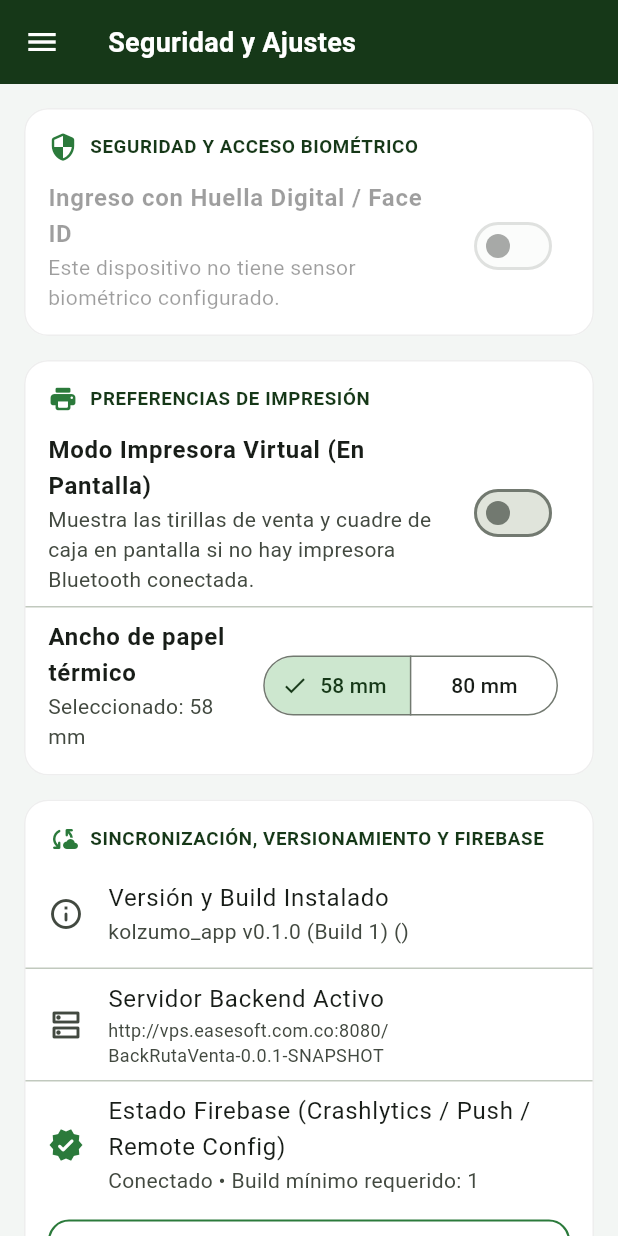
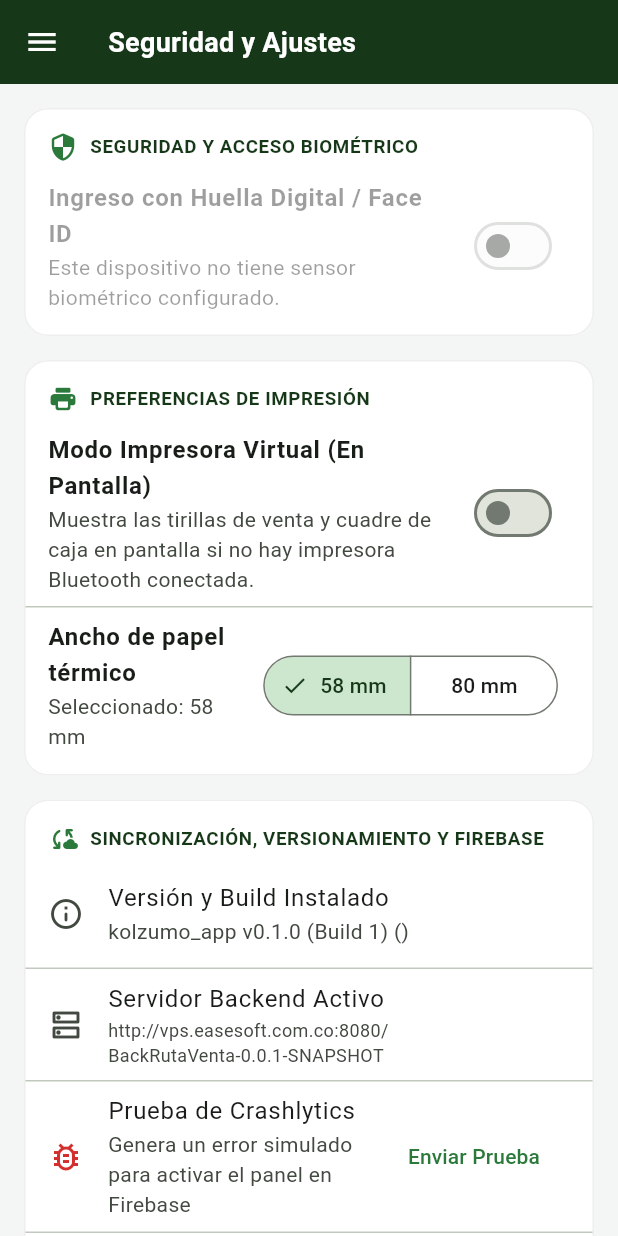
Before and after one commit to mesingertipe/kolzumo, a Flutter app: the SettingsScreen screen opened by its route, on a phone screen of 412 x 824 dp. Run offline on Flutter 3.47's test engine with Material 3 defaults, Android fonts, the phone set to English and light mode, and no system bars; our stand-ins replace dio, drift, dropdown_search, firebase_analytics, firebase_core, firebase_crashlytics and 9 more; missing offline and left inert: esc_pos_utils_plus, flutter_classic_bluetooth, print_bluetooth_thermal; accounts and stored records are empty; generated files the repository leaves out were written again; statements that could not run were skipped.

Commit message:
feat: control dinámico de modo demo y botón de diagnóstico de crashlytics

```diff
--- a/lib/core/config/app_config.dart
+++ b/lib/core/config/app_config.dart
@@ -24,11 +24,16 @@ class AppConfig extends ChangeNotifier {
     'SELLER_PROFILE_ID',
     defaultValue: 5,
   );
+  static const bool _defaultDemoModeEnabled = bool.fromEnvironment(
+    'DEMO_MODE_ENABLED',
+    defaultValue: false,
+  );
 
   String _apiBaseUrl = _defaultApiBaseUrl;
   String _brandName = _defaultBrandName;
   String _ticketFooter = _defaultTicketFooter;
   int _sellerProfileId = _defaultSellerProfileId;
+  bool _demoModeEnabled = _defaultDemoModeEnabled;
 
   // Control de versiones por Build desde Firebase Remote Config
   int _minRequiredBuild = 1;
@@ -49,6 +54,7 @@ class AppConfig extends ChangeNotifier {
   String get brandName => _brandName;
   String get ticketFooter => _ticketFooter;
   int get sellerProfileId => _sellerProfileId;
+  bool get demoModeEnabled => _demoModeEnabled;
 
   int get minRequiredBuild => _minRequiredBuild;
   int get latestRecommendedBuild => _latestRecommendedBuild;
@@ -89,6 +95,7 @@ class AppConfig extends ChangeNotifier {
     String? forceUpdateMessage,
     String? storeUrlAndroid,
     String? storeUrlIos,
+    bool? demoModeEnabled,
   }) {
     if (apiBaseUrl != null && apiBaseUrl.trim().isNotEmpty) {
       _apiBaseUrl = apiBaseUrl.trim().replaceAll(RegExp(r'/+$'), '');
@@ -117,6 +124,9 @@ class AppConfig extends ChangeNotifier {
     if (storeUrlIos != null && storeUrlIos.trim().isNotEmpty) {
       _storeUrlIos = storeUrlIos.trim();
     }
+    if (demoModeEnabled != null) {
+      _demoModeEnabled = demoModeEnabled;
+    }
     notifyListeners();
   }
 }
--- a/lib/core/services/telemetry_service.dart
+++ b/lib/core/services/telemetry_service.dart
@@ -109,6 +109,7 @@ class TelemetryService extends ChangeNotifier {
         'min_required_build_ios': 1,
         'latest_build_ios': AppConfig.instance.buildNumber,
         'force_update_message': AppConfig.instance.forceUpdateMessage,
+        'demo_mode_enabled': AppConfig.instance.demoModeEnabled,
         'store_url_android':
             'https://play.google.com/store/apps/details?id=co.com.kolzumo.app',
         'store_url_ios': 'https://apps.apple.com',
@@ -143,6 +144,7 @@ class TelemetryService extends ChangeNotifier {
       minRequiredBuild: minBuild,
       latestRecommendedBuild: latestBuild,
       forceUpdateMessage: rc.getString('force_update_message'),
+      demoModeEnabled: rc.getBool('demo_mode_enabled'),
       storeUrlAndroid: rc.getString('store_url_android'),
       storeUrlIos: rc.getString('store_url_ios'),
     );
--- a/lib/presentation/screens/settings.dart
+++ b/lib/presentation/screens/settings.dart
@@ -253,6 +253,29 @@ class _SettingsScreenState extends State<SettingsScreen> {
                   ),
                   const Divider(height: 1),
                   ListTile(
+                    leading: const Icon(Icons.bug_report_outlined, color: AppTheme.dangerColor),
+                    title: const Text('Prueba de Crashlytics'),
+                    subtitle: const Text('Genera un error simulado para activar el panel en Firebase'),
+                    trailing: TextButton(
+                      onPressed: () {
+                        TelemetryService.instance.recordError(
+                          Exception('Prueba de activación de Crashlytics desde KolZumo App'),
+                          StackTrace.current,
+                          reason: 'Prueba manual para encender el panel de Firebase',
+                          fatal: false,
+                        );
+                        ScaffoldMessenger.of(context).showSnackBar(
+                          const SnackBar(
+                            content: Text('Evento de prueba enviado a Firebase Crashlytics con éxito.'),
+                            backgroundColor: AppTheme.primaryColor,
+                          ),
+                        );
+                      },
+                      child: const Text('Enviar Prueba'),
+                    ),
+                  ),
+                  const Divider(height: 1),
+                  ListTile(
                     leading: Icon(
                       telemetry.isInitialized
                           ? Icons.verified_rounded
--- a/lib/presentation/utils/items_ui/form_validation.dart
+++ b/lib/presentation/utils/items_ui/form_validation.dart
@@ -317,7 +317,8 @@ class _FormValidationState extends State<FormValidation> {
             ),
           ),
           const SizedBox(height: 12),
-          // Botón de acceso rápido con Usuario Demo para pruebas de APK / Tiendas
+          // Botón de acceso rápido con Usuario Demo (controlado dinámicamente por Firebase / Config)
+          if (context.watch<AppConfig>().demoModeEnabled)
             Container(
               padding: const EdgeInsets.symmetric(horizontal: 12, vertical: 10),
               decoration: BoxDecoration(
@@ -361,6 +362,7 @@ class _FormValidationState extends State<FormValidation> {
                     onPressed: auth.isAuthenticating
                         ? null
                         : () {
+                            DemoApiInterceptor.instance.activateDemoMode();
                             _usernameController.text =
                                 DemoApiInterceptor.demoUsername;
                             _passwordController.text =
```
Also changed, not shown: lib/core/services/demo_api_interceptor.dart (+9 -4 lines). Lines whose indentation alone changed are shown as unchanged.
